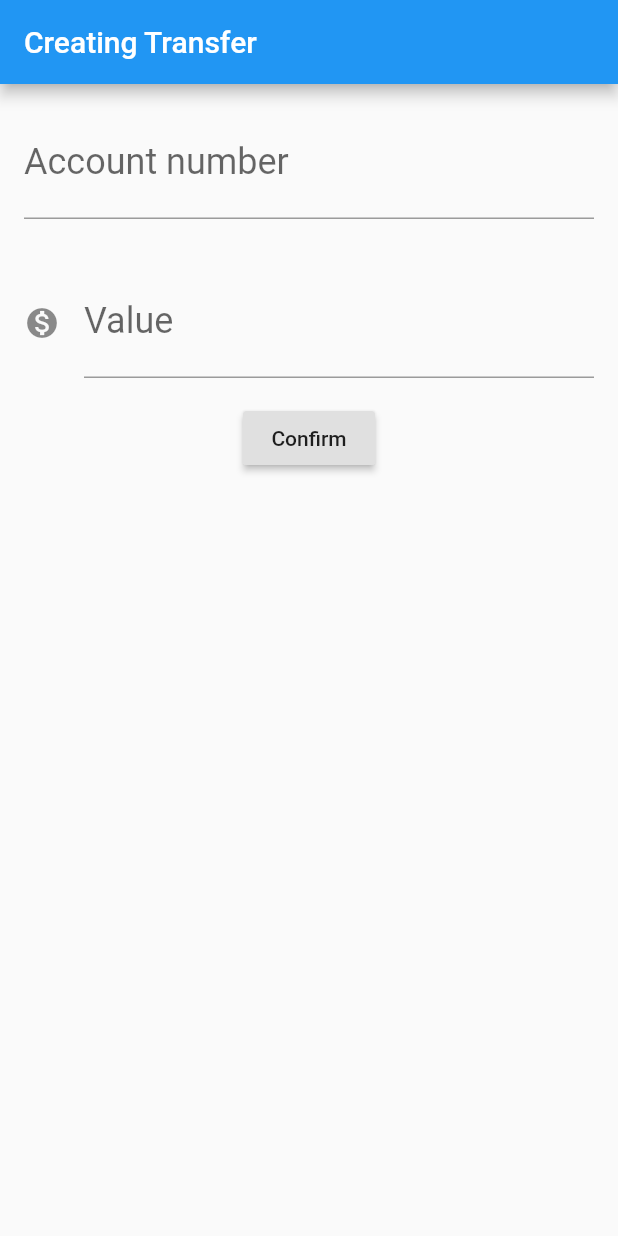
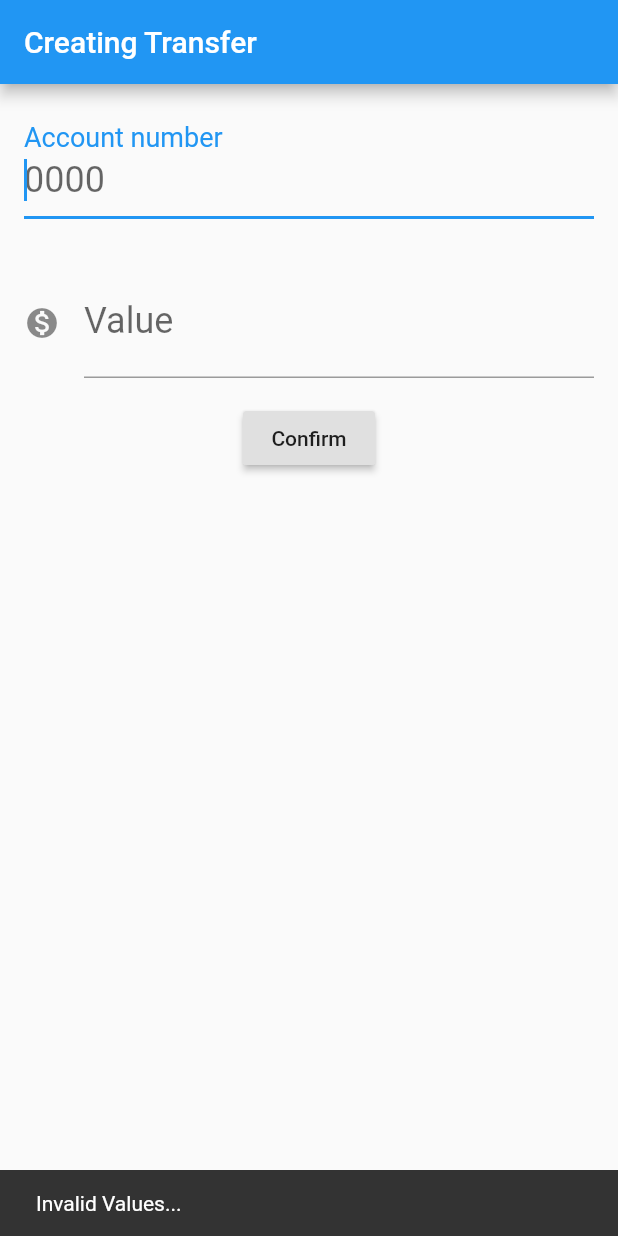
Before and after one commit to tiagolpadua/flutter-mo20-082020, a Flutter app: the screen it shows after launch, after a tap on "Confirm", on a phone screen of 412 x 824 dp. Run offline on Flutter 3.47's test engine with Material 2 defaults, Android fonts, the phone set to English and light mode, and no system bars.

```diff
--- a/lib/main.dart
+++ b/lib/main.dart
@@ -27,14 +27,25 @@ class TransferForm extends StatelessWidget {
         children: <Widget>[
           Padding(
             padding: const EdgeInsets.all(16.0),
-            child: TextField(
+            child: Column(
+              children: <Widget>[
+                TextField(
                   controller: _accountNumberFieldController,
                   style: TextStyle(fontSize: 24.0),
+
+                  // Aditional feature one: the account number field must be selected when the form is shown
+                  autofocus: true,
+
                   decoration: InputDecoration(
                     labelText: 'Account number',
                     hintText: '0000',
                   ),
+                  onChanged: (value){
+                    print(value);
+                  },
                   keyboardType: TextInputType.number,
+                ),
+              ],
             ),
           ),
           Padding(
@@ -53,13 +64,17 @@ class TransferForm extends StatelessWidget {
           RaisedButton(
             child: Text('Confirm'),
             onPressed: () {
-              debugPrint('Pressed!');
               final int accountNumber = int.tryParse(_accountNumberFieldController.text);
               final double value = double.tryParse(_valueFieldController.text);
 
               if(accountNumber != null && value != null) {
                 final transferCreated = Transfer(value, accountNumber);
                 debugPrint('$transferCreated');
+              } else {
+                // Aditional feature two: we must show a message informing the input validation problem (snackbar)
+                Scaffold.of(context).showSnackBar(SnackBar(
+                  content: Text("Invalid Values..."),
+                ));
               }
             },
           ),
```
Lines whose indentation alone changed are shown as unchanged.
